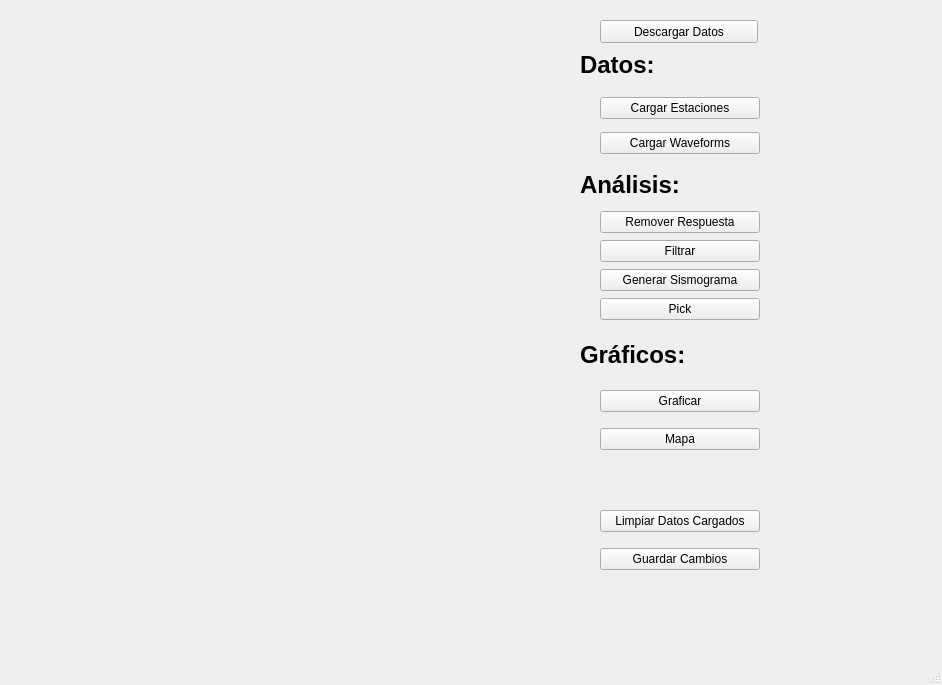
Qt form qt/interfaz/main_windows.ui (DanielOrtega94/Proyecto-Python-Cientifico) before a commit.
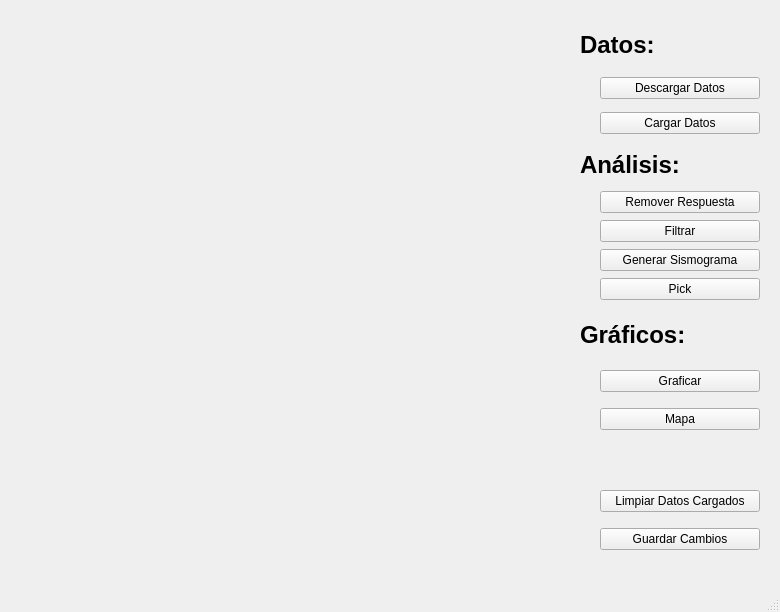
The same form after that commit.

Patch:
```diff
--- a/qt/interfaz/main_windows.ui
+++ b/qt/interfaz/main_windows.ui
@@ -6,8 +6,8 @@
    <rect>
     <x>0</x>
     <y>0</y>
-    <width>942</width>
-    <height>685</height>
+    <width>780</width>
+    <height>612</height>
    </rect>
   </property>
   <property name="windowTitle">
@@ -18,23 +18,23 @@
     <property name="geometry">
      <rect>
       <x>600</x>
-      <y>90</y>
+      <y>70</y>
       <width>160</width>
       <height>71</height>
      </rect>
     </property>
     <layout class="QVBoxLayout" name="verticalLayout">
+     <item>
+      <widget class="QPushButton" name="descargar_Button">
+       <property name="text">
+        <string>Descargar Datos</string>
+       </property>
+      </widget>
+     </item>
      <item>
       <widget class="QPushButton" name="cargar_estaciones_Button">
        <property name="text">
-        <string>Cargar Estaciones</string>
-       </property>
-      </widget>
-     </item>
-     <item>
-      <widget class="QPushButton" name="cargar_waveforms_Button">
-       <property name="text">
-        <string>Cargar Waveforms</string>
+        <string>Cargar Datos</string>
        </property>
       </widget>
      </item>
@@ -44,7 +44,7 @@
     <property name="geometry">
      <rect>
       <x>600</x>
-      <y>210</y>
+      <y>190</y>
       <width>160</width>
       <height>112</height>
      </rect>
@@ -84,7 +84,7 @@
     <property name="geometry">
      <rect>
       <x>580</x>
-      <y>50</y>
+      <y>30</y>
       <width>121</width>
       <height>31</height>
      </rect>
@@ -97,7 +97,7 @@
     <property name="geometry">
      <rect>
       <x>580</x>
-      <y>170</y>
+      <y>150</y>
       <width>121</width>
       <height>31</height>
      </rect>
@@ -110,7 +110,7 @@
     <property name="geometry">
      <rect>
       <x>580</x>
-      <y>340</y>
+      <y>320</y>
       <width>121</width>
       <height>31</height>
      </rect>
@@ -123,7 +123,7 @@
     <property name="geometry">
      <rect>
       <x>600</x>
-      <y>380</y>
+      <y>360</y>
       <width>160</width>
       <height>80</height>
      </rect>
@@ -145,24 +145,11 @@
      </item>
     </layout>
    </widget>
-   <widget class="QPushButton" name="descargar_Button">
-    <property name="geometry">
-     <rect>
-      <x>600</x>
-      <y>20</y>
-      <width>158</width>
-      <height>23</height>
-     </rect>
-    </property>
-    <property name="text">
-     <string>Descargar Datos</string>
-    </property>
-   </widget>
    <widget class="QWidget" name="verticalLayoutWidget_4">
     <property name="geometry">
      <rect>
       <x>600</x>
-      <y>500</y>
+      <y>480</y>
       <width>160</width>
       <height>80</height>
      </rect>
```
Left out of the diff: 2 changed lines with no effect on the pictures.
